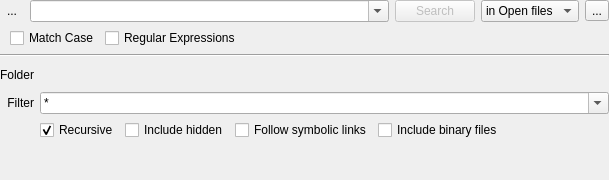
Before: the Qt Designer form kate/plugins/search/search.ui in KDE/kate, drawn with Qt 5.
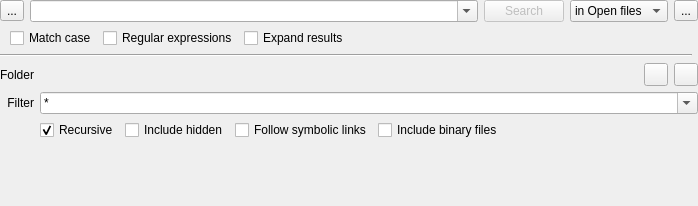
After: the same form once the commit is applied. Custom widgets are drawn as their Qt base class.

Commit message: Search-plugin: Add an "Expand Results" check-box Fix tab order Try to make tab focus more visible (no auto-raise for toolbuttons)

The edit to the form file:
```diff
--- a/kate/plugins/search/search.ui
+++ b/kate/plugins/search/search.ui
@@ -6,8 +6,8 @@
    <rect>
     <x>0</x>
     <y>0</y>
-    <width>506</width>
-    <height>170</height>
+    <width>698</width>
+    <height>206</height>
    </rect>
   </property>
   <layout class="QGridLayout" name="topLayout" rowstretch="0,1" columnstretch="0,1,0,0,0">
@@ -19,9 +19,6 @@
      <property name="text">
       <string>...</string>
      </property>
-     <property name="autoRaise">
-      <bool>true</bool>
-     </property>
     </widget>
    </item>
    <item row="0" column="1">
@@ -93,47 +90,7 @@
        <property name="margin">
         <number>0</number>
        </property>
-       <item row="1" column="1">
-        <widget class="QCheckBox" name="matchCase">
-         <property name="text">
-          <string>Match Case</string>
-         </property>
-        </widget>
-       </item>
-       <item row="1" column="2">
-        <widget class="QCheckBox" name="useRegExp">
-         <property name="text">
-          <string>Regular Expressions</string>
-         </property>
-        </widget>
-       </item>
-       <item row="4" column="1">
-        <spacer name="verticalSpacer">
-         <property name="orientation">
-          <enum>Qt::Vertical</enum>
-         </property>
-         <property name="sizeHint" stdset="0">
-          <size>
-           <width>20</width>
-           <height>40</height>
-          </size>
-         </property>
-        </spacer>
-       </item>
-       <item row="1" column="3">
-        <spacer name="horizontalSpacer_2">
-         <property name="orientation">
-          <enum>Qt::Horizontal</enum>
-         </property>
-         <property name="sizeHint" stdset="0">
-          <size>
-           <width>40</width>
-           <height>20</height>
-          </size>
-         </property>
-        </spacer>
-       </item>
-       <item row="3" column="0" colspan="4">
+       <item row="3" column="0" colspan="6">
         <widget class="QWidget" name="folderOptions" native="true">
          <property name="sizePolicy">
           <sizepolicy hsizetype="MinimumExpanding" vsizetype="Minimum">
@@ -150,9 +107,6 @@
             <property name="toolTip">
              <string>Use the current document's path.</string>
             </property>
-            <property name="autoRaise">
-             <bool>true</bool>
-            </property>
            </widget>
           </item>
           <item row="2" column="1" colspan="7">
@@ -192,9 +146,6 @@
             <property name="toolTip">
              <string>Go one folder up.</string>
             </property>
-            <property name="autoRaise">
-             <bool>true</bool>
-            </property>
            </widget>
           </item>
           <item row="2" column="0">
@@ -254,6 +205,53 @@
          </layout>
         </widget>
        </item>
+       <item row="1" column="3">
+        <widget class="QCheckBox" name="u_expandResults">
+         <property name="text">
+          <string extracomment="When this is checked the result treeview will be expanded after a search">Expand results</string>
+         </property>
+        </widget>
+       </item>
+       <item row="1" column="1">
+        <widget class="QCheckBox" name="matchCase">
+         <property name="text">
+          <string>Match case</string>
+         </property>
+        </widget>
+       </item>
+       <item row="1" column="4">
+        <spacer name="horizontalSpacer_2">
+         <property name="orientation">
+          <enum>Qt::Horizontal</enum>
+         </property>
+         <property name="sizeHint" stdset="0">
+          <size>
+           <width>40</width>
+           <height>20</height>
+          </size>
+         </property>
+        </spacer>
+       </item>
+       <item row="1" column="2">
+        <widget class="QCheckBox" name="useRegExp">
+         <property name="text">
+          <string>Regular expressions</string>
+         </property>
+        </widget>
+       </item>
+       <item row="4" column="1">
+        <spacer name="verticalSpacer">
+         <property name="orientation">
+          <enum>Qt::Vertical</enum>
+         </property>
+         <property name="sizeHint" stdset="0">
+          <size>
+           <width>20</width>
+           <height>40</height>
+          </size>
+         </property>
+        </spacer>
+       </item>
        <item row="1" column="0">
         <spacer name="horizontalSpacer_3">
          <property name="orientation">
@@ -270,7 +268,7 @@
          </property>
         </spacer>
        </item>
-       <item row="2" column="0" colspan="4">
+       <item row="2" column="0" colspan="5">
         <widget class="Line" name="line_2">
          <property name="orientation">
           <enum>Qt::Horizontal</enum>
```
Left out of the diff: 15 changed lines with no effect on the pictures. The commit also changes 1 other file.
